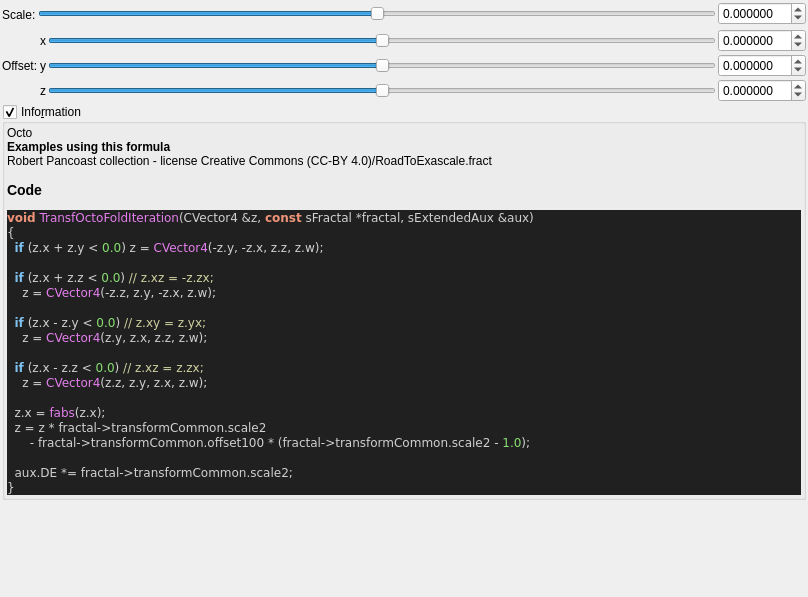
Above: mandelbulber2/formula/ui/fractal_transf_octo_fold.ui from buddhi1980/mandelbulber2 before the change. Below: the same form after it.
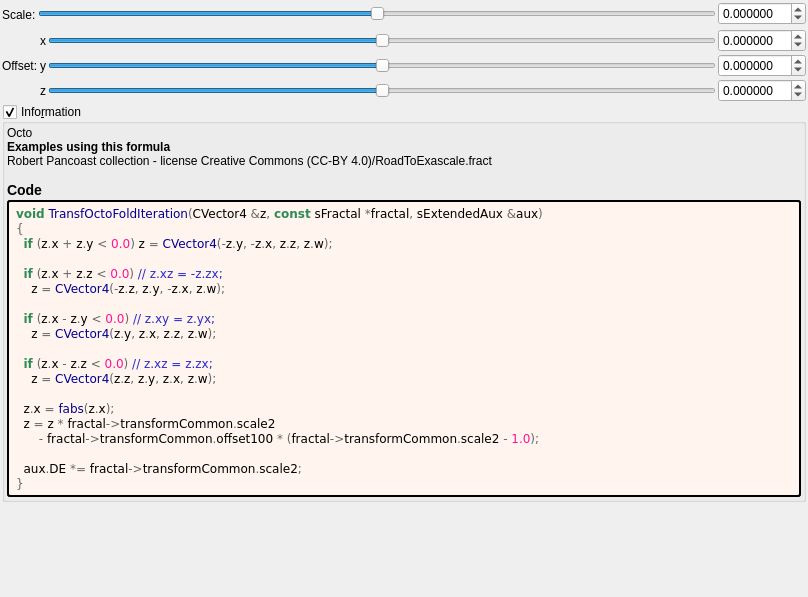
That is the form after the change. Custom widgets are drawn as their Qt base class.

What changed in the file:
```diff
--- a/mandelbulber2/formula/ui/fractal_transf_octo_fold.ui
+++ b/mandelbulber2/formula/ui/fractal_transf_octo_fold.ui
@@ -309,31 +309,46 @@
        <number>2</number>
       </property>
       <item>
-       <widget class="QLabel" name="label_code_content">
+	   <widget class="QLabel" name="label_information_general">
         <property name="text">
          <string notr="true">&lt;p&gt;Octo&lt;/p&gt;&lt;table&gt;
 &lt;/table&gt;
-&lt;br&gt;&lt;b&gt;Examples using this formula&lt;/b&gt;&lt;br&gt;Robert Pancoast collection - license Creative Commons (CC-BY 4.0)/RoadToExascale.fract&lt;h3&gt;Code&lt;/h3&gt;
-&lt;body style=&quot;background-color:#202020&quot;&gt;
-&lt;pre style=&quot;color:#d0d0d0; background-color:#202020;  font-family:'Courier New',monospace;&quot;&gt;&lt;span style=&quot;color:#f09479; font-weight:bold&quot;&gt;void&lt;/span&gt; &lt;span style=&quot;color:#e47eed&quot;&gt;TransfOctoFoldIteration&lt;/span&gt;&lt;span style=&quot;color:#d0d0d0&quot;&gt;(&lt;/span&gt;CVector4 &lt;span style=&quot;color:#d0d0d0&quot;&gt;&amp;amp;&lt;/span&gt;z&lt;span style=&quot;color:#d0d0d0&quot;&gt;,&lt;/span&gt; &lt;span style=&quot;color:#f09479; font-weight:bold&quot;&gt;const&lt;/span&gt; sFractal &lt;span style=&quot;color:#d0d0d0&quot;&gt;*&lt;/span&gt;fractal&lt;span style=&quot;color:#d0d0d0&quot;&gt;,&lt;/span&gt; sExtendedAux &lt;span style=&quot;color:#d0d0d0&quot;&gt;&amp;amp;&lt;/span&gt;aux&lt;span style=&quot;color:#d0d0d0&quot;&gt;)&lt;/span&gt;
-&lt;span style=&quot;color:#d0d0d0&quot;&gt;{&lt;/span&gt;
-  &lt;span style=&quot;color:#7ec0ee; font-weight:bold&quot;&gt;if&lt;/span&gt; &lt;span style=&quot;color:#d0d0d0&quot;&gt;(&lt;/span&gt;z&lt;span style=&quot;color:#d0d0d0&quot;&gt;.&lt;/span&gt;x &lt;span style=&quot;color:#d0d0d0&quot;&gt;+&lt;/span&gt; z&lt;span style=&quot;color:#d0d0d0&quot;&gt;.&lt;/span&gt;y &lt;span style=&quot;color:#d0d0d0&quot;&gt;&amp;lt;&lt;/span&gt; &lt;span style=&quot;color:#87df71&quot;&gt;0.0&lt;/span&gt;&lt;span style=&quot;color:#d0d0d0&quot;&gt;)&lt;/span&gt; z &lt;span style=&quot;color:#d0d0d0&quot;&gt;=&lt;/span&gt; &lt;span style=&quot;color:#e47eed&quot;&gt;CVector4&lt;/span&gt;&lt;span style=&quot;color:#d0d0d0&quot;&gt;(-&lt;/span&gt;z&lt;span style=&quot;color:#d0d0d0&quot;&gt;.&lt;/span&gt;y&lt;span style=&quot;color:#d0d0d0&quot;&gt;, -&lt;/span&gt;z&lt;span style=&quot;color:#d0d0d0&quot;&gt;.&lt;/span&gt;x&lt;span style=&quot;color:#d0d0d0&quot;&gt;,&lt;/span&gt; z&lt;span style=&quot;color:#d0d0d0&quot;&gt;.&lt;/span&gt;z&lt;span style=&quot;color:#d0d0d0&quot;&gt;,&lt;/span&gt; z&lt;span style=&quot;color:#d0d0d0&quot;&gt;.&lt;/span&gt;w&lt;span style=&quot;color:#d0d0d0&quot;&gt;);&lt;/span&gt;
+&lt;br&gt;&lt;b&gt;Examples using this formula&lt;/b&gt;&lt;br&gt;Robert Pancoast collection - license Creative Commons (CC-BY 4.0)/RoadToExascale.fract&lt;h3&gt;Code&lt;/h3&gt;</string>
+		</property>
+		<property name="wordWrap">
+		 <bool>true</bool>
+		</property>
+		<property name="openExternalLinks">
+		 <bool>true</bool>
+		</property>
+		<property name="textInteractionFlags">
+		 <set>Qt::LinksAccessibleByMouse|Qt::TextSelectableByMouse</set>
+		</property>
+		</widget>
+	   </item>
+	   <item>
+	    <widget class="QLabel" name="label_code_content">
+		 <property name="text">
+		  <string notr="true">&lt;body style=&quot;background-color:#fff5ee&quot;&gt;
+&lt;pre style=&quot;color:#000000; background-color:#fff5ee;  font-family:'Courier New',monospace;&quot;&gt;&lt;span style=&quot;color:#2e8b57; font-weight:bold&quot;&gt;void&lt;/span&gt; &lt;span style=&quot;color:#00008f&quot;&gt;TransfOctoFoldIteration&lt;/span&gt;&lt;span style=&quot;color:#676767&quot;&gt;(&lt;/span&gt;CVector4 &lt;span style=&quot;color:#676767&quot;&gt;&amp;amp;&lt;/span&gt;z&lt;span style=&quot;color:#676767&quot;&gt;,&lt;/span&gt; &lt;span style=&quot;color:#2e8b57; font-weight:bold&quot;&gt;const&lt;/span&gt; sFractal &lt;span style=&quot;color:#676767&quot;&gt;*&lt;/span&gt;fractal&lt;span style=&quot;color:#676767&quot;&gt;,&lt;/span&gt; sExtendedAux &lt;span style=&quot;color:#676767&quot;&gt;&amp;amp;&lt;/span&gt;aux&lt;span style=&quot;color:#676767&quot;&gt;)&lt;/span&gt;
+&lt;span style=&quot;color:#676767&quot;&gt;{&lt;/span&gt;
+  &lt;span style=&quot;color:#2e8b57; font-weight:bold&quot;&gt;if&lt;/span&gt; &lt;span style=&quot;color:#676767&quot;&gt;(&lt;/span&gt;z&lt;span style=&quot;color:#676767&quot;&gt;.&lt;/span&gt;x &lt;span style=&quot;color:#676767&quot;&gt;+&lt;/span&gt; z&lt;span style=&quot;color:#676767&quot;&gt;.&lt;/span&gt;y &lt;span style=&quot;color:#676767&quot;&gt;&amp;lt;&lt;/span&gt; &lt;span style=&quot;color:#ff1493&quot;&gt;0.0&lt;/span&gt;&lt;span style=&quot;color:#676767&quot;&gt;)&lt;/span&gt; z &lt;span style=&quot;color:#676767&quot;&gt;=&lt;/span&gt; &lt;span style=&quot;color:#00008f&quot;&gt;CVector4&lt;/span&gt;&lt;span style=&quot;color:#676767&quot;&gt;(-&lt;/span&gt;z&lt;span style=&quot;color:#676767&quot;&gt;.&lt;/span&gt;y&lt;span style=&quot;color:#676767&quot;&gt;, -&lt;/span&gt;z&lt;span style=&quot;color:#676767&quot;&gt;.&lt;/span&gt;x&lt;span style=&quot;color:#676767&quot;&gt;,&lt;/span&gt; z&lt;span style=&quot;color:#676767&quot;&gt;.&lt;/span&gt;z&lt;span style=&quot;color:#676767&quot;&gt;,&lt;/span&gt; z&lt;span style=&quot;color:#676767&quot;&gt;.&lt;/span&gt;w&lt;span style=&quot;color:#676767&quot;&gt;);&lt;/span&gt;
 
-  &lt;span style=&quot;color:#7ec0ee; font-weight:bold&quot;&gt;if&lt;/span&gt; &lt;span style=&quot;color:#d0d0d0&quot;&gt;(&lt;/span&gt;z&lt;span style=&quot;color:#d0d0d0&quot;&gt;.&lt;/span&gt;x &lt;span style=&quot;color:#d0d0d0&quot;&gt;+&lt;/span&gt; z&lt;span style=&quot;color:#d0d0d0&quot;&gt;.&lt;/span&gt;z &lt;span style=&quot;color:#d0d0d0&quot;&gt;&amp;lt;&lt;/span&gt; &lt;span style=&quot;color:#87df71&quot;&gt;0.0&lt;/span&gt;&lt;span style=&quot;color:#d0d0d0&quot;&gt;)&lt;/span&gt; &lt;span style=&quot;color:#d0d0a0&quot;&gt;// z.xz = -z.zx;&lt;/span&gt;
-    z &lt;span style=&quot;color:#d0d0d0&quot;&gt;=&lt;/span&gt; &lt;span style=&quot;color:#e47eed&quot;&gt;CVector4&lt;/span&gt;&lt;span style=&quot;color:#d0d0d0&quot;&gt;(-&lt;/span&gt;z&lt;span style=&quot;color:#d0d0d0&quot;&gt;.&lt;/span&gt;z&lt;span style=&quot;color:#d0d0d0&quot;&gt;,&lt;/span&gt; z&lt;span style=&quot;color:#d0d0d0&quot;&gt;.&lt;/span&gt;y&lt;span style=&quot;color:#d0d0d0&quot;&gt;, -&lt;/span&gt;z&lt;span style=&quot;color:#d0d0d0&quot;&gt;.&lt;/span&gt;x&lt;span style=&quot;color:#d0d0d0&quot;&gt;,&lt;/span&gt; z&lt;span style=&quot;color:#d0d0d0&quot;&gt;.&lt;/span&gt;w&lt;span style=&quot;color:#d0d0d0&quot;&gt;);&lt;/span&gt;
+  &lt;span style=&quot;color:#2e8b57; font-weight:bold&quot;&gt;if&lt;/span&gt; &lt;span style=&quot;color:#676767&quot;&gt;(&lt;/span&gt;z&lt;span style=&quot;color:#676767&quot;&gt;.&lt;/span&gt;x &lt;span style=&quot;color:#676767&quot;&gt;+&lt;/span&gt; z&lt;span style=&quot;color:#676767&quot;&gt;.&lt;/span&gt;z &lt;span style=&quot;color:#676767&quot;&gt;&amp;lt;&lt;/span&gt; &lt;span style=&quot;color:#ff1493&quot;&gt;0.0&lt;/span&gt;&lt;span style=&quot;color:#676767&quot;&gt;)&lt;/span&gt; &lt;span style=&quot;color:#2929cc&quot;&gt;// z.xz = -z.zx;&lt;/span&gt;
+    z &lt;span style=&quot;color:#676767&quot;&gt;=&lt;/span&gt; &lt;span style=&quot;color:#00008f&quot;&gt;CVector4&lt;/span&gt;&lt;span style=&quot;color:#676767&quot;&gt;(-&lt;/span&gt;z&lt;span style=&quot;color:#676767&quot;&gt;.&lt;/span&gt;z&lt;span style=&quot;color:#676767&quot;&gt;,&lt;/span&gt; z&lt;span style=&quot;color:#676767&quot;&gt;.&lt;/span&gt;y&lt;span style=&quot;color:#676767&quot;&gt;, -&lt;/span&gt;z&lt;span style=&quot;color:#676767&quot;&gt;.&lt;/span&gt;x&lt;span style=&quot;color:#676767&quot;&gt;,&lt;/span&gt; z&lt;span style=&quot;color:#676767&quot;&gt;.&lt;/span&gt;w&lt;span style=&quot;color:#676767&quot;&gt;);&lt;/span&gt;
 
-  &lt;span style=&quot;color:#7ec0ee; font-weight:bold&quot;&gt;if&lt;/span&gt; &lt;span style=&quot;color:#d0d0d0&quot;&gt;(&lt;/span&gt;z&lt;span style=&quot;color:#d0d0d0&quot;&gt;.&lt;/span&gt;x &lt;span style=&quot;color:#d0d0d0&quot;&gt;-&lt;/span&gt; z&lt;span style=&quot;color:#d0d0d0&quot;&gt;.&lt;/span&gt;y &lt;span style=&quot;color:#d0d0d0&quot;&gt;&amp;lt;&lt;/span&gt; &lt;span style=&quot;color:#87df71&quot;&gt;0.0&lt;/span&gt;&lt;span style=&quot;color:#d0d0d0&quot;&gt;)&lt;/span&gt; &lt;span style=&quot;color:#d0d0a0&quot;&gt;// z.xy = z.yx;&lt;/span&gt;
-    z &lt;span style=&quot;color:#d0d0d0&quot;&gt;=&lt;/span&gt; &lt;span style=&quot;color:#e47eed&quot;&gt;CVector4&lt;/span&gt;&lt;span style=&quot;color:#d0d0d0&quot;&gt;(&lt;/span&gt;z&lt;span style=&quot;color:#d0d0d0&quot;&gt;.&lt;/span&gt;y&lt;span style=&quot;color:#d0d0d0&quot;&gt;,&lt;/span&gt; z&lt;span style=&quot;color:#d0d0d0&quot;&gt;.&lt;/span&gt;x&lt;span style=&quot;color:#d0d0d0&quot;&gt;,&lt;/span&gt; z&lt;span style=&quot;color:#d0d0d0&quot;&gt;.&lt;/span&gt;z&lt;span style=&quot;color:#d0d0d0&quot;&gt;,&lt;/span&gt; z&lt;span style=&quot;color:#d0d0d0&quot;&gt;.&lt;/span&gt;w&lt;span style=&quot;color:#d0d0d0&quot;&gt;);&lt;/span&gt;
+  &lt;span style=&quot;color:#2e8b57; font-weight:bold&quot;&gt;if&lt;/span&gt; &lt;span style=&quot;color:#676767&quot;&gt;(&lt;/span&gt;z&lt;span style=&quot;color:#676767&quot;&gt;.&lt;/span&gt;x &lt;span style=&quot;color:#676767&quot;&gt;-&lt;/span&gt; z&lt;span style=&quot;color:#676767&quot;&gt;.&lt;/span&gt;y &lt;span style=&quot;color:#676767&quot;&gt;&amp;lt;&lt;/span&gt; &lt;span style=&quot;color:#ff1493&quot;&gt;0.0&lt;/span&gt;&lt;span style=&quot;color:#676767&quot;&gt;)&lt;/span&gt; &lt;span style=&quot;color:#2929cc&quot;&gt;// z.xy = z.yx;&lt;/span&gt;
+    z &lt;span style=&quot;color:#676767&quot;&gt;=&lt;/span&gt; &lt;span style=&quot;color:#00008f&quot;&gt;CVector4&lt;/span&gt;&lt;span style=&quot;color:#676767&quot;&gt;(&lt;/span&gt;z&lt;span style=&quot;color:#676767&quot;&gt;.&lt;/span&gt;y&lt;span style=&quot;color:#676767&quot;&gt;,&lt;/span&gt; z&lt;span style=&quot;color:#676767&quot;&gt;.&lt;/span&gt;x&lt;span style=&quot;color:#676767&quot;&gt;,&lt;/span&gt; z&lt;span style=&quot;color:#676767&quot;&gt;.&lt;/span&gt;z&lt;span style=&quot;color:#676767&quot;&gt;,&lt;/span&gt; z&lt;span style=&quot;color:#676767&quot;&gt;.&lt;/span&gt;w&lt;span style=&quot;color:#676767&quot;&gt;);&lt;/span&gt;
 
-  &lt;span style=&quot;color:#7ec0ee; font-weight:bold&quot;&gt;if&lt;/span&gt; &lt;span style=&quot;color:#d0d0d0&quot;&gt;(&lt;/span&gt;z&lt;span style=&quot;color:#d0d0d0&quot;&gt;.&lt;/span&gt;x &lt;span style=&quot;color:#d0d0d0&quot;&gt;-&lt;/span&gt; z&lt;span style=&quot;color:#d0d0d0&quot;&gt;.&lt;/span&gt;z &lt;span style=&quot;color:#d0d0d0&quot;&gt;&amp;lt;&lt;/span&gt; &lt;span style=&quot;color:#87df71&quot;&gt;0.0&lt;/span&gt;&lt;span style=&quot;color:#d0d0d0&quot;&gt;)&lt;/span&gt; &lt;span style=&quot;color:#d0d0a0&quot;&gt;// z.xz = z.zx;&lt;/span&gt;
-    z &lt;span style=&quot;color:#d0d0d0&quot;&gt;=&lt;/span&gt; &lt;span style=&quot;color:#e47eed&quot;&gt;CVector4&lt;/span&gt;&lt;span style=&quot;color:#d0d0d0&quot;&gt;(&lt;/span&gt;z&lt;span style=&quot;color:#d0d0d0&quot;&gt;.&lt;/span&gt;z&lt;span style=&quot;color:#d0d0d0&quot;&gt;,&lt;/span&gt; z&lt;span style=&quot;color:#d0d0d0&quot;&gt;.&lt;/span&gt;y&lt;span style=&quot;color:#d0d0d0&quot;&gt;,&lt;/span&gt; z&lt;span style=&quot;color:#d0d0d0&quot;&gt;.&lt;/span&gt;x&lt;span style=&quot;color:#d0d0d0&quot;&gt;,&lt;/span&gt; z&lt;span style=&quot;color:#d0d0d0&quot;&gt;.&lt;/span&gt;w&lt;span style=&quot;color:#d0d0d0&quot;&gt;);&lt;/span&gt;
+  &lt;span style=&quot;color:#2e8b57; font-weight:bold&quot;&gt;if&lt;/span&gt; &lt;span style=&quot;color:#676767&quot;&gt;(&lt;/span&gt;z&lt;span style=&quot;color:#676767&quot;&gt;.&lt;/span&gt;x &lt;span style=&quot;color:#676767&quot;&gt;-&lt;/span&gt; z&lt;span style=&quot;color:#676767&quot;&gt;.&lt;/span&gt;z &lt;span style=&quot;color:#676767&quot;&gt;&amp;lt;&lt;/span&gt; &lt;span style=&quot;color:#ff1493&quot;&gt;0.0&lt;/span&gt;&lt;span style=&quot;color:#676767&quot;&gt;)&lt;/span&gt; &lt;span style=&quot;color:#2929cc&quot;&gt;// z.xz = z.zx;&lt;/span&gt;
+    z &lt;span style=&quot;color:#676767&quot;&gt;=&lt;/span&gt; &lt;span style=&quot;color:#00008f&quot;&gt;CVector4&lt;/span&gt;&lt;span style=&quot;color:#676767&quot;&gt;(&lt;/span&gt;z&lt;span style=&quot;color:#676767&quot;&gt;.&lt;/span&gt;z&lt;span style=&quot;color:#676767&quot;&gt;,&lt;/span&gt; z&lt;span style=&quot;color:#676767&quot;&gt;.&lt;/span&gt;y&lt;span style=&quot;color:#676767&quot;&gt;,&lt;/span&gt; z&lt;span style=&quot;color:#676767&quot;&gt;.&lt;/span&gt;x&lt;span style=&quot;color:#676767&quot;&gt;,&lt;/span&gt; z&lt;span style=&quot;color:#676767&quot;&gt;.&lt;/span&gt;w&lt;span style=&quot;color:#676767&quot;&gt;);&lt;/span&gt;
 
-  z&lt;span style=&quot;color:#d0d0d0&quot;&gt;.&lt;/span&gt;x &lt;span style=&quot;color:#d0d0d0&quot;&gt;=&lt;/span&gt; &lt;span style=&quot;color:#e47eed&quot;&gt;fabs&lt;/span&gt;&lt;span style=&quot;color:#d0d0d0&quot;&gt;(&lt;/span&gt;z&lt;span style=&quot;color:#d0d0d0&quot;&gt;.&lt;/span&gt;x&lt;span style=&quot;color:#d0d0d0&quot;&gt;);&lt;/span&gt;
-  z &lt;span style=&quot;color:#d0d0d0&quot;&gt;=&lt;/span&gt; z &lt;span style=&quot;color:#d0d0d0&quot;&gt;*&lt;/span&gt; fractal&lt;span style=&quot;color:#d0d0d0&quot;&gt;-&amp;gt;&lt;/span&gt;transformCommon&lt;span style=&quot;color:#d0d0d0&quot;&gt;.&lt;/span&gt;scale2
-      &lt;span style=&quot;color:#d0d0d0&quot;&gt;-&lt;/span&gt; fractal&lt;span style=&quot;color:#d0d0d0&quot;&gt;-&amp;gt;&lt;/span&gt;transformCommon&lt;span style=&quot;color:#d0d0d0&quot;&gt;.&lt;/span&gt;offset100 &lt;span style=&quot;color:#d0d0d0&quot;&gt;* (&lt;/span&gt;fractal&lt;span style=&quot;color:#d0d0d0&quot;&gt;-&amp;gt;&lt;/span&gt;transformCommon&lt;span style=&quot;color:#d0d0d0&quot;&gt;.&lt;/span&gt;scale2 &lt;span style=&quot;color:#d0d0d0&quot;&gt;-&lt;/span&gt; &lt;span style=&quot;color:#87df71&quot;&gt;1.0&lt;/span&gt;&lt;span style=&quot;color:#d0d0d0&quot;&gt;);&lt;/span&gt;
+  z&lt;span style=&quot;color:#676767&quot;&gt;.&lt;/span&gt;x &lt;span style=&quot;color:#676767&quot;&gt;=&lt;/span&gt; &lt;span style=&quot;color:#00008f&quot;&gt;fabs&lt;/span&gt;&lt;span style=&quot;color:#676767&quot;&gt;(&lt;/span&gt;z&lt;span style=&quot;color:#676767&quot;&gt;.&lt;/span&gt;x&lt;span style=&quot;color:#676767&quot;&gt;);&lt;/span&gt;
+  z &lt;span style=&quot;color:#676767&quot;&gt;=&lt;/span&gt; z &lt;span style=&quot;color:#676767&quot;&gt;*&lt;/span&gt; fractal&lt;span style=&quot;color:#676767&quot;&gt;-&amp;gt;&lt;/span&gt;transformCommon&lt;span style=&quot;color:#676767&quot;&gt;.&lt;/span&gt;scale2
+      &lt;span style=&quot;color:#676767&quot;&gt;-&lt;/span&gt; fractal&lt;span style=&quot;color:#676767&quot;&gt;-&amp;gt;&lt;/span&gt;transformCommon&lt;span style=&quot;color:#676767&quot;&gt;.&lt;/span&gt;offset100 &lt;span style=&quot;color:#676767&quot;&gt;* (&lt;/span&gt;fractal&lt;span style=&quot;color:#676767&quot;&gt;-&amp;gt;&lt;/span&gt;transformCommon&lt;span style=&quot;color:#676767&quot;&gt;.&lt;/span&gt;scale2 &lt;span style=&quot;color:#676767&quot;&gt;-&lt;/span&gt; &lt;span style=&quot;color:#ff1493&quot;&gt;1.0&lt;/span&gt;&lt;span style=&quot;color:#676767&quot;&gt;);&lt;/span&gt;
 
-  aux&lt;span style=&quot;color:#d0d0d0&quot;&gt;.&lt;/span&gt;DE &lt;span style=&quot;color:#d0d0d0&quot;&gt;*=&lt;/span&gt; fractal&lt;span style=&quot;color:#d0d0d0&quot;&gt;-&amp;gt;&lt;/span&gt;transformCommon&lt;span style=&quot;color:#d0d0d0&quot;&gt;.&lt;/span&gt;scale2&lt;span style=&quot;color:#d0d0d0&quot;&gt;;&lt;/span&gt;
-&lt;span style=&quot;color:#d0d0d0&quot;&gt;}&lt;/span&gt;
+  aux&lt;span style=&quot;color:#676767&quot;&gt;.&lt;/span&gt;DE &lt;span style=&quot;color:#676767&quot;&gt;*=&lt;/span&gt; fractal&lt;span style=&quot;color:#676767&quot;&gt;-&amp;gt;&lt;/span&gt;transformCommon&lt;span style=&quot;color:#676767&quot;&gt;.&lt;/span&gt;scale2&lt;span style=&quot;color:#676767&quot;&gt;;&lt;/span&gt;
+&lt;span style=&quot;color:#676767&quot;&gt;}&lt;/span&gt;
 &lt;/pre&gt;
 &lt;/body&gt;</string>
         </property>
@@ -346,6 +361,9 @@
         <property name="textInteractionFlags">
          <set>Qt::LinksAccessibleByMouse|Qt::TextSelectableByMouse</set>
         </property>
+		 <property name="styleSheet">
+		  <string notr="true">border-style: outset; border-width: 2px; border-radius: 3px; border-color: black; background-color: #fff5ee; padding: 4px;</string>
+		  </property>
        </widget>
       </item>
      </layout>
```
Lines whose indentation alone changed are shown as unchanged.
